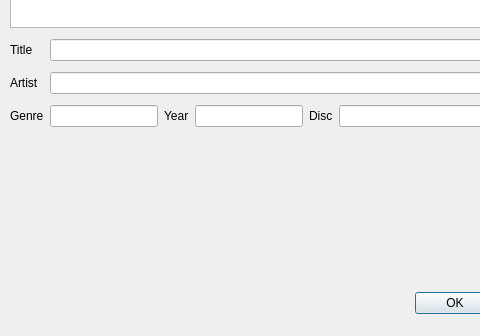
This is src/ui/ripcd.ui in clementine-player/Clementine as Qt 5 draws it before an edit; both pictures show x 0 to 480 and y 103 to 439 of the 601 by 439 pixel window. The edited form follows.
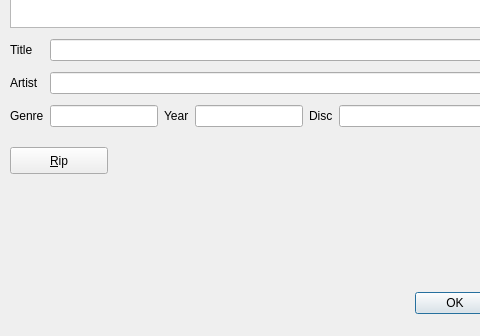
This is the edited form.

Commit message:
Wav ripping working
Needs a proper file management, like including a folder selection widget, tag management (TagLib not doing well on WAV files) and audio converting to Ogg/MP3

```diff
--- a/src/ui/ripcd.ui
+++ b/src/ui/ripcd.ui
@@ -160,6 +160,19 @@
     </item>
    </layout>
   </widget>
+  <widget class="QPushButton" name="ripButton">
+   <property name="geometry">
+    <rect>
+     <x>10</x>
+     <y>250</y>
+     <width>98</width>
+     <height>27</height>
+    </rect>
+   </property>
+   <property name="text">
+    <string>&amp;Rip</string>
+   </property>
+  </widget>
  </widget>
  <resources/>
  <connections>
```
The commit also changes 2 other files.
